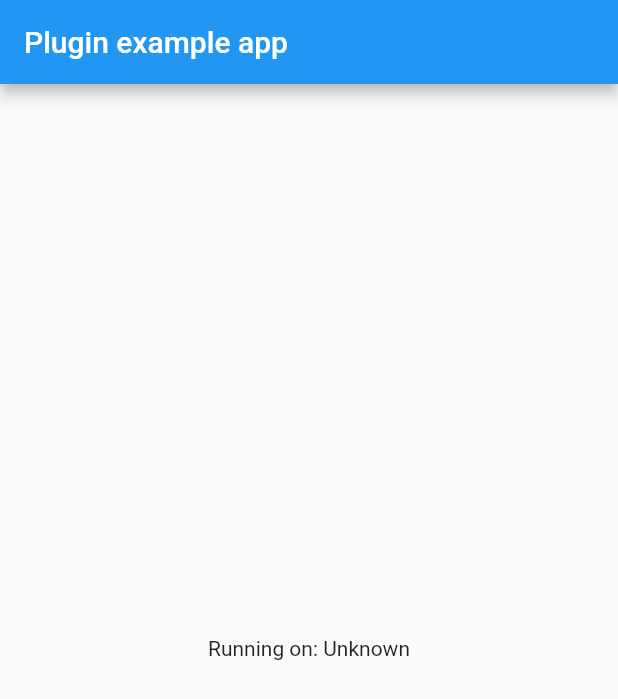
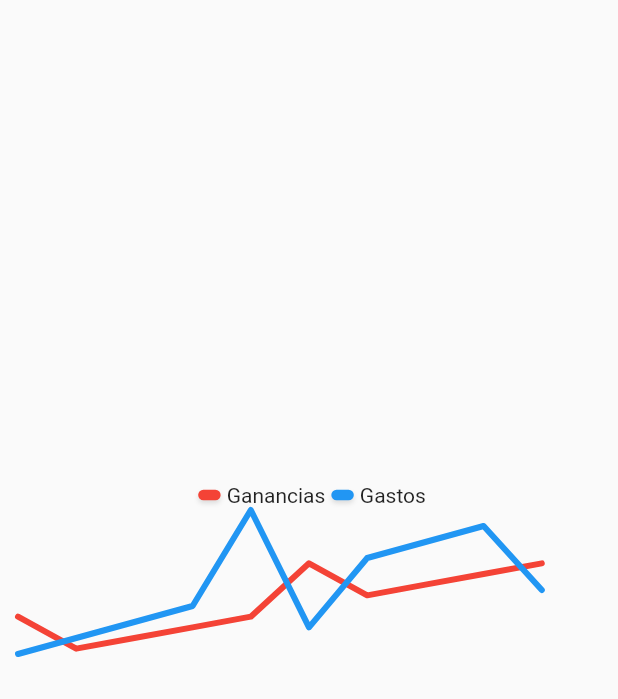
Before and after one commit to DamianRincon/line_chats, a Flutter app: the screen it shows after launch, on a phone screen of 412 x 824 dp. Shown: the top 699 px of the screen. Run offline on Flutter 3.47's test engine with Material 2 defaults, Android fonts, the phone set to English and light mode, and no system bars.

Commit message:
Version 0.0.1

```diff
--- a/example/lib/main.dart
+++ b/example/lib/main.dart
@@ -1,8 +1,6 @@
 import 'package:flutter/material.dart';
-import 'dart:async';
-
-import 'package:flutter/services.dart';
 import 'package:line_charts/line_charts.dart';
+import 'package:line_charts/line_data.dart';
 
 void main() => runApp(MyApp());
 
@@ -12,44 +10,41 @@ class MyApp extends StatefulWidget {
 }
 
 class _MyAppState extends State<MyApp> {
-  String _platformVersion = 'Unknown';
+
+  List<LineChartData> datos = new List<LineChartData>();
 
   @override
   void initState() {
+    datos.add(new LineChartData(
+      "Ganancias",
+      [10,4,6,8,10,20,14,16,18,20],
+      Colors.red
+    ));
+    datos.add(new LineChartData(
+      "Gastos",
+      [3,6,9,12,30,8,21,24,27,15],
+      Colors.blue
+    ));
     super.initState();
-    initPlatformState();
   }
 
-  // Platform messages are asynchronous, so we initialize in an async method.
-  Future<void> initPlatformState() async {
-    String platformVersion;
-    // Platform messages may fail, so we use a try/catch PlatformException.
-    try {
-      platformVersion = await LineCharts.platformVersion;
-    } on PlatformException {
-      platformVersion = 'Failed to get platform version.';
-    }
-
-    // If the widget was removed from the tree while the asynchronous platform
-    // message was in flight, we want to discard the reply rather than calling
-    // setState to update our non-existent appearance.
-    if (!mounted) return;
-
-    setState(() {
-      _platformVersion = platformVersion;
-    });
-  }
 
   @override
   Widget build(BuildContext context) {
     return MaterialApp(
       home: Scaffold(
-        appBar: AppBar(
-          title: const Text('Plugin example app'),
+      body:Center(child: Container(
+          height: 200,
+          child: Padding(
+          padding: EdgeInsets.all(10),
+          child: LineCharts(
+            data: datos,
+            showLabel: true,
+            lineWidth: 4.0,
+          ),
+          )
         ),
-        body: Center(
-          child: Text('Running on: $_platformVersion\n'),
-        ),
+      )
       ),
     );
   }
--- a/example/pubspec.yaml
+++ b/example/pubspec.yaml
@@ -3,7 +3,7 @@ description: Demonstrates how to use the line_charts plugin.
 publish_to: 'none'
 
 environment:
-  sdk: ">=2.1.0 <3.0.0"
+  sdk: ">=2.2.0 <3.0.0"
 
 dependencies:
   flutter:
--- /dev/null
+++ b/lib/line_charts.dart
@@ -0,0 +1,3 @@
+library line_charts;
+
+export 'src/line_chart.dart';
--- /dev/null
+++ b/lib/line_data.dart
@@ -0,0 +1,8 @@
+import 'package:flutter/material.dart';
+
+class LineChartData{
+  final Color color;
+  final String label;
+  final List<double> data;
+  LineChartData(this.label, this.data, this.color);
+}
--- a/lib/main.dart
+++ /dev/null
@@ -1,3 +0,0 @@
-library flutter_sparkline;
-
-export 'src/line_chats.dart';
--- /dev/null
+++ b/lib/src/line_chart.dart
@@ -0,0 +1,131 @@
+import 'package:line_charts/line_data.dart';
+import 'package:flutter/foundation.dart';
+import 'package:flutter/material.dart';
+
+class LineCharts extends StatelessWidget {
+
+  LineCharts({
+    Key key,
+    @required this.data,
+    this.showLabel = false,
+    this.lineWidth = 3.5,
+    this.height = 100.0,
+    this.width = 300.0,
+  }): assert(data != null),
+  assert(lineWidth != null),
+  assert(height != null),
+  assert(width != null),
+  super(key: key);
+
+  final List<LineChartData> data;
+  final double lineWidth;
+  final double width;
+  final double height;
+  final bool showLabel;
+
+  @override
+  Widget build(BuildContext context) {
+    return LimitedBox(
+      maxWidth: width,
+      maxHeight: height,
+      child: Column(
+        children: <Widget>[
+          showLabel ? labels(data) : Padding(padding: EdgeInsets.all(0.1)),
+          CustomPaint(
+            size: Size.fromHeight(height),
+            painter: new _LineChartPainter(
+              data,
+              lineWidth: lineWidth,
+            ),
+          )
+        ],
+      ),
+    );
+  }
+}
+
+Widget labels(data){
+  List<Widget> dots = List<Widget>();
+
+  for (var item in data) {
+    dots.add(
+      Row(
+        children: <Widget>[
+          Padding(
+            padding: EdgeInsets.symmetric(horizontal: 4.0),
+            child:Container(
+              height: 7,
+              width: 15,
+              decoration: BoxDecoration(
+                color: item.color,
+                borderRadius: BorderRadius.circular(20),
+                boxShadow: [
+                  BoxShadow(
+                    color: Colors.black12,
+                    offset: Offset(0.0, 2.0),
+                    blurRadius: 2.0
+                  )
+                ]
+              ),
+            ),
+          ),
+          Text(item.label)
+        ],
+      )
+    );
+  }
+  return Row( mainAxisAlignment: MainAxisAlignment.center, children: dots);
+}
+
+class _LineChartPainter extends CustomPainter {
+  _LineChartPainter(this.dataPoints, { @required this.lineWidth, this.gridLineWidth });
+
+  final List<LineChartData> dataPoints;
+  final double lineWidth;
+  double min = 1000000;
+  double max = 0;
+  final double gridLineWidth;
+
+  @override
+  void paint(Canvas canvas, Size size) {
+    double width = size.width - lineWidth;
+    final double height = size.height - lineWidth;
+    dataPoints.forEach((b) {
+      max = max.compareTo(b.data.reduce((curr, next) => curr > next? curr: next))
+       >= 0 ? max : b.data.reduce((curr, next) => curr > next? curr: next);
+      min = min.compareTo(b.data.reduce((curr, next) => curr < next? curr: next))
+       >= 0 ? b.data.reduce((curr, next) => curr < next? curr: next) : min;
+    });
+
+    final double heightNormalizer = height / (max - min);
+
+    for (var point in dataPoints) {
+      final Path path = new Path();
+      final double widthNormalizer = width / point.data.length;
+      for (int i = 0; i < point.data.length; i++) {
+        double x = i * widthNormalizer + lineWidth / 2;
+        double y = height - (point.data[i] - min) * heightNormalizer + lineWidth / 2;
+        if (i == 0) {
+          path.moveTo(x, y);
+        } else {
+          path.lineTo(x, y);
+        }
+      }
+
+      Paint paint = new Paint()
+      ..strokeWidth = lineWidth
+      ..color = point.color
+      ..strokeCap = StrokeCap.round
+      ..strokeJoin = StrokeJoin.round
+      ..style = PaintingStyle.stroke;
+      canvas.drawPath(path, paint);
+    }
+  }
+
+  @override
+  bool shouldRepaint(_LineChartPainter old) {
+    return dataPoints != old.dataPoints ||
+      lineWidth != old.lineWidth ||
+      gridLineWidth != old.gridLineWidth;
+  }
+}
--- a/pubspec.yaml
+++ b/pubspec.yaml
@@ -2,7 +2,7 @@ name: line_charts
 description: A new Flutter plugin.
 version: 0.0.1
 author: Damián Rincón Cañaveral
-homepage:
+homepage: https://github.com/DamianRincon/line_chats.git
 
 environment:
   sdk: ">=2.1.0 <3.0.0"
```
Also changed, not shown: lib/src/line_chats.dart (deleted, +0 -425 lines).
